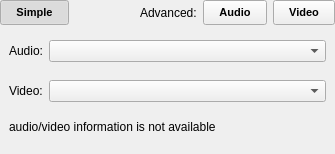
This is src/widgets/streamformatpicker.ui in setvisible/ArrowDL as Qt 5 draws it before an edit. The edited form follows.
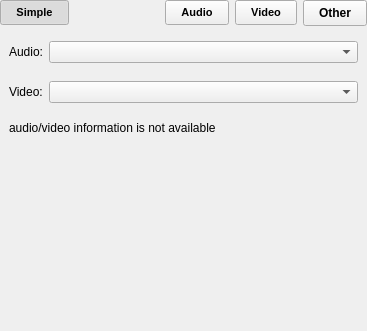
This is the edited form. The open tabs and pages were chosen to show the change. Icons and pictures are not drawn. Custom widgets are drawn as their Qt base class.

Commit message: [Stream] Add stream options

The edit to the form file:
```diff
--- a/src/widgets/streamformatpicker.ui
+++ b/src/widgets/streamformatpicker.ui
@@ -6,8 +6,8 @@
    <rect>
     <x>0</x>
     <y>0</y>
-    <width>335</width>
-    <height>154</height>
+    <width>367</width>
+    <height>331</height>
    </rect>
   </property>
   <property name="styleSheet">
@@ -97,13 +97,6 @@
           </property>
          </spacer>
         </item>
-        <item>
-         <widget class="QLabel" name="label_2">
-          <property name="text">
-           <string>Advanced:</string>
-          </property>
-         </widget>
-        </item>
         <item>
          <widget class="QPushButton" name="categoryAudioButton">
           <property name="font">
@@ -162,11 +155,40 @@
           </property>
          </widget>
         </item>
+        <item>
+         <widget class="QPushButton" name="categoryOtherButton">
+          <property name="font">
+           <font>
+            <weight>75</weight>
+            <bold>true</bold>
+           </font>
+          </property>
+          <property name="cursor">
+           <cursorShape>PointingHandCursor</cursorShape>
+          </property>
+          <property name="text">
+           <string>Other</string>
+          </property>
+          <property name="icon">
+           <iconset resource="../resources.qrc">
+            <normaloff>:/resources/icons/default/16x16/actions/stream-subtitle.png</normaloff>:/resources/icons/default/16x16/actions/stream-subtitle.png</iconset>
+          </property>
+          <property name="checkable">
+           <bool>true</bool>
+          </property>
+         </widget>
+        </item>
        </layout>
       </widget>
      </item>
      <item>
       <widget class="QStackedWidget" name="choiceStackedWidget">
+       <property name="sizePolicy">
+        <sizepolicy hsizetype="Preferred" vsizetype="Maximum">
+         <horstretch>0</horstretch>
+         <verstretch>0</verstretch>
+        </sizepolicy>
+       </property>
        <property name="currentIndex">
         <number>0</number>
        </property>
@@ -278,7 +300,7 @@
            </property>
            <property name="sizeHint" stdset="0">
             <size>
-             <width>0</width>
+             <width>20</width>
              <height>0</height>
             </size>
            </property>
@@ -288,10 +310,58 @@
        </widget>
       </widget>
      </item>
+     <item>
+      <widget class="QScrollArea" name="scrollArea">
+       <property name="frameShape">
+        <enum>QFrame::NoFrame</enum>
+       </property>
+       <property name="horizontalScrollBarPolicy">
+        <enum>Qt::ScrollBarAlwaysOff</enum>
+       </property>
+       <property name="widgetResizable">
+        <bool>true</bool>
+       </property>
+       <widget class="QWidget" name="scrollAreaWidgetContents">
+        <property name="geometry">
+         <rect>
+          <x>0</x>
+          <y>0</y>
+          <width>365</width>
+          <height>171</height>
+         </rect>
+        </property>
+        <layout class="QVBoxLayout" name="verticalLayout_2">
+         <property name="leftMargin">
+          <number>0</number>
+         </property>
+         <property name="topMargin">
+          <number>0</number>
+         </property>
+         <property name="rightMargin">
+          <number>0</number>
+         </property>
+         <property name="bottomMargin">
+          <number>0</number>
+         </property>
+         <item>
+          <widget class="StreamConfigWidget" name="streamConfigWidget" native="true"/>
+         </item>
+        </layout>
+       </widget>
+      </widget>
+     </item>
     </layout>
    </item>
   </layout>
  </widget>
+ <customwidgets>
+  <customwidget>
+   <class>StreamConfigWidget</class>
+   <extends>QWidget</extends>
+   <header>Widgets/StreamConfigWidget</header>
+   <container>1</container>
+  </customwidget>
+ </customwidgets>
  <resources>
   <include location="../resources.qrc"/>
  </resources>
```
Left out of the diff: 10 changed lines with no effect on the pictures. The commit also changes 17 other files.
